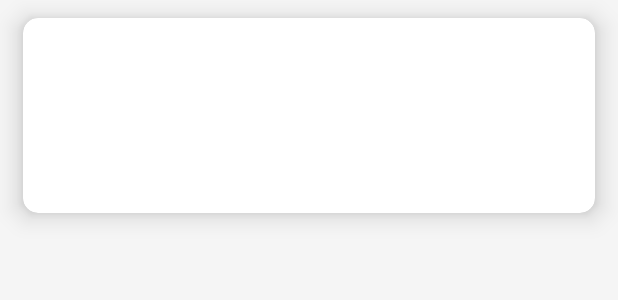
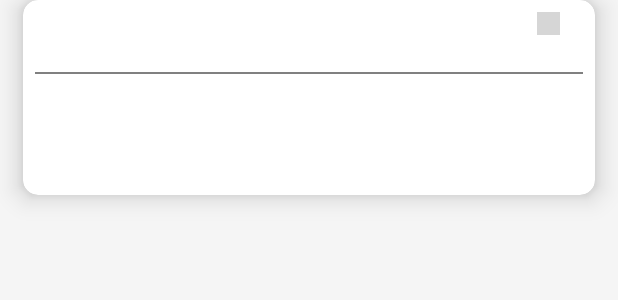
Before and after one commit to Andygo520/MoviesAllYear, an Android app: the layout list_critics_item.xml on its own in the app's theme, with its tools: preview values and no code run, on a phone screen of 412 x 824 dp. Shown: the top 300 px of the screen. Run offline under Robolectric (Android 15) with nearby library versions, the phone set to English and light mode, and no system bars; grey boxes are pictures that could not be loaded.

Commit message:
some changes to the ui

```diff
--- a/app/src/main/AndroidManifest.xml
+++ b/app/src/main/AndroidManifest.xml
@@ -5,7 +5,7 @@
     <uses-permission android:name="android.permission.INTERNET" />
 
     <application
-        android:name=".MyApplication"
+        android:name="com.MyApplication"
         android:allowBackup="true"
         android:icon="@mipmap/logo"
         android:label="@string/app_name"
--- a/app/src/main/java/com/example/administrator/moviesallyear/MyApplication.java
+++ b/app/src/main/java/com/MyApplication.java
@@ -1,4 +1,4 @@
-package com.example.administrator.moviesallyear;
+package com;
 
 import android.app.Application;
 import android.database.sqlite.SQLiteDatabase;
--- a/app/src/main/java/com/example/administrator/moviesallyear/MovieDetailActivity.java
+++ b/app/src/main/java/com/example/administrator/moviesallyear/MovieDetailActivity.java
@@ -12,6 +12,7 @@ import android.util.Log;
 import android.webkit.WebView;
 import android.webkit.WebViewClient;
 
+import com.AppExit;
 import com.alibaba.fastjson.JSON;
 import com.android.volley.RequestQueue;
 import com.android.volley.Response;
@@ -51,6 +52,7 @@ public class MovieDetailActivity extends AppCompatActivity {
         setContentView(R.layout.activity_movie_detail);
         ButterKnife.bind(this);
         setSupportActionBar(toolbar);
+        AppExit.getInstance().addActivity(this);
 
         context = MovieDetailActivity.this;
 //        获取列表界面传递过来的电影id以及电影名
--- a/app/src/main/java/com/example/administrator/moviesallyear/WriteCriticsActivity.java
+++ b/app/src/main/java/com/example/administrator/moviesallyear/WriteCriticsActivity.java
@@ -8,6 +8,8 @@ import android.widget.Button;
 import android.widget.EditText;
 import android.widget.Toast;
 
+import com.AppExit;
+import com.MyApplication;
 import com.greendao.gen.MovieCriticsDao;
 
 import java.text.SimpleDateFormat;
@@ -36,6 +38,7 @@ public class WriteCriticsActivity extends AppCompatActivity {
         super.onCreate(savedInstanceState);
         setContentView(R.layout.activity_critics);
         ButterKnife.bind(this);
+        AppExit.getInstance().addActivity(this);
 
         context = WriteCriticsActivity.this;
 //       获得MovieCriticsDao对象
--- a/app/src/main/res/layout/activity_welcome.xml
+++ b/app/src/main/res/layout/activity_welcome.xml
@@ -1,5 +1,6 @@
 <ImageView xmlns:android="http://schemas.android.com/apk/res/android"
+    android:id="@+id/image"
     android:layout_width="match_parent"
     android:layout_height="match_parent"
-    android:background="@mipmap/welcome"
+    android:scaleType="fitXY"
    />
--- a/app/src/main/res/layout/list_critics_item.xml
+++ b/app/src/main/res/layout/list_critics_item.xml
@@ -4,42 +4,71 @@
     android:layout_height="130dp"
     android:layout_marginLeft="15dp"
     android:layout_marginRight="15dp"
-    android:layout_marginTop="12dp"
     app:cardBackgroundColor="@color/color_white"
     app:cardCornerRadius="10dp"
     app:cardElevation="10dp"
     app:contentPadding="8dp">
 
+    <RelativeLayout
+        android:layout_width="match_parent"
+        android:layout_height="match_parent"
+       >
+
         <LinearLayout
-        android:layout_width="match_parent"
+            android:id="@+id/llDate"
+            android:layout_width="wrap_content"
             android:layout_height="wrap_content"
-        android:orientation="vertical"
-        android:paddingBottom="8dp"
-        android:paddingTop="8dp">
+            android:layout_alignParentTop="true"
+            android:layout_alignParentRight="true"
+            android:layout_marginRight="5dp"
+            >
+
+            <ImageView
+                android:id="@+id/iv_clock"
+                android:layout_width="15dp"
+                android:layout_height="15dp"
+                android:layout_centerVertical="true"
+                android:src="@mipmap/clock"
+                android:scaleType="fitXY"
+                />
 
             <TextView
                 android:id="@+id/tv_createTime"
                 android:layout_width="wrap_content"
                 android:layout_height="wrap_content"
-            android:textSize="10sp"
-            android:layout_gravity="right"
-            />
+                android:layout_marginLeft="10dp"
+                android:textSize="10sp" />
+        </LinearLayout>
 
+        <LinearLayout
+            android:layout_width="match_parent"
+            android:layout_height="wrap_content"
+            android:orientation="vertical"
+            android:layout_below="@id/llDate"
+            >
             <TextView
                 android:id="@+id/tv_name"
                 android:layout_width="match_parent"
                 android:layout_height="wrap_content"
-            android:textStyle="bold"
+                android:layout_marginTop="3dp"
                 android:textSize="15sp"
-            android:layout_marginTop="3dp"/>
+                android:textStyle="bold" />
+
+            <View
+                android:layout_width="match_parent"
+                android:layout_height="1dp"
+                android:background="@color/color_dark_grey" />
 
             <TextView
                 android:id="@+id/tv_content"
                 android:layout_width="match_parent"
                 android:layout_height="match_parent"
-            android:textSize="13sp"
+                android:layout_marginTop="5dp"
+                android:ellipsize="end"
+                android:lines="2"
                 android:paddingLeft="5dp"
-            android:layout_marginTop="5dp" />
+                android:textSize="13sp" />
 
         </LinearLayout>
+    </RelativeLayout>
 </android.support.v7.widget.CardView>
```
Also changed, not shown: app/src/main/java/com/example/administrator/moviesallyear/CriticsDetailActivity.java (+27 -4 lines), app/src/main/java/com/example/administrator/moviesallyear/MainActivity.java (+46 -1 lines), app/src/main/java/com/example/administrator/moviesallyear/WelcomeActivity.java (+22 -4 lines), app/src/main/java/model/CriticsAdapter.java (+54 -15 lines), 2 other files. Lines whose indentation alone changed are shown as unchanged.
